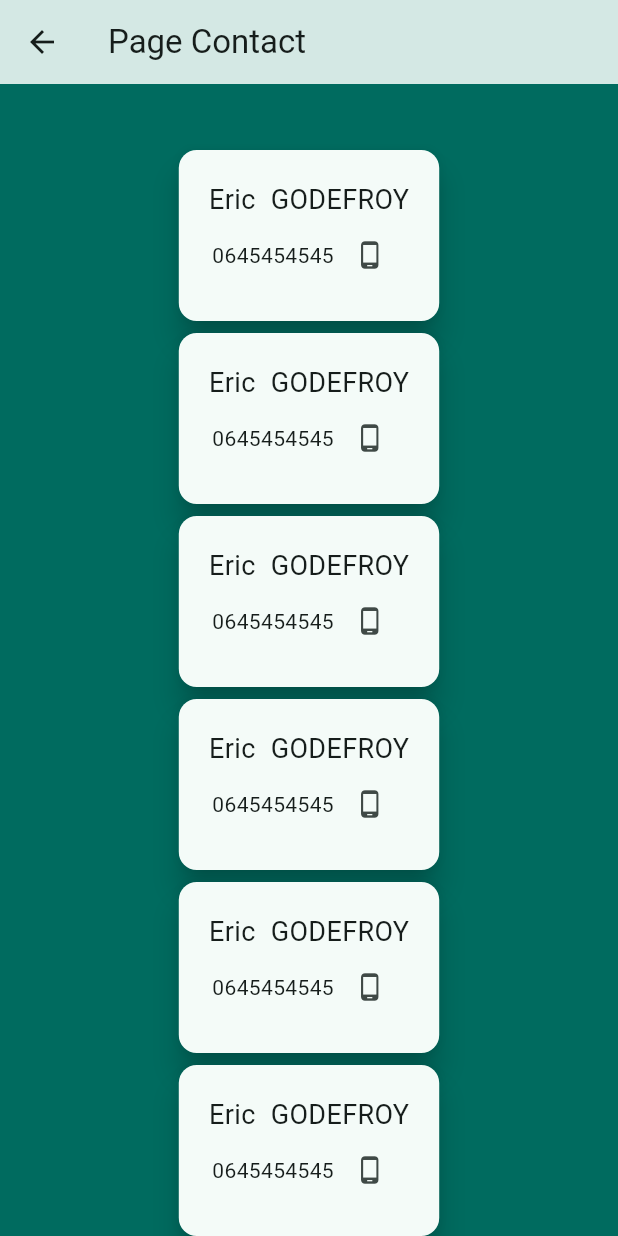
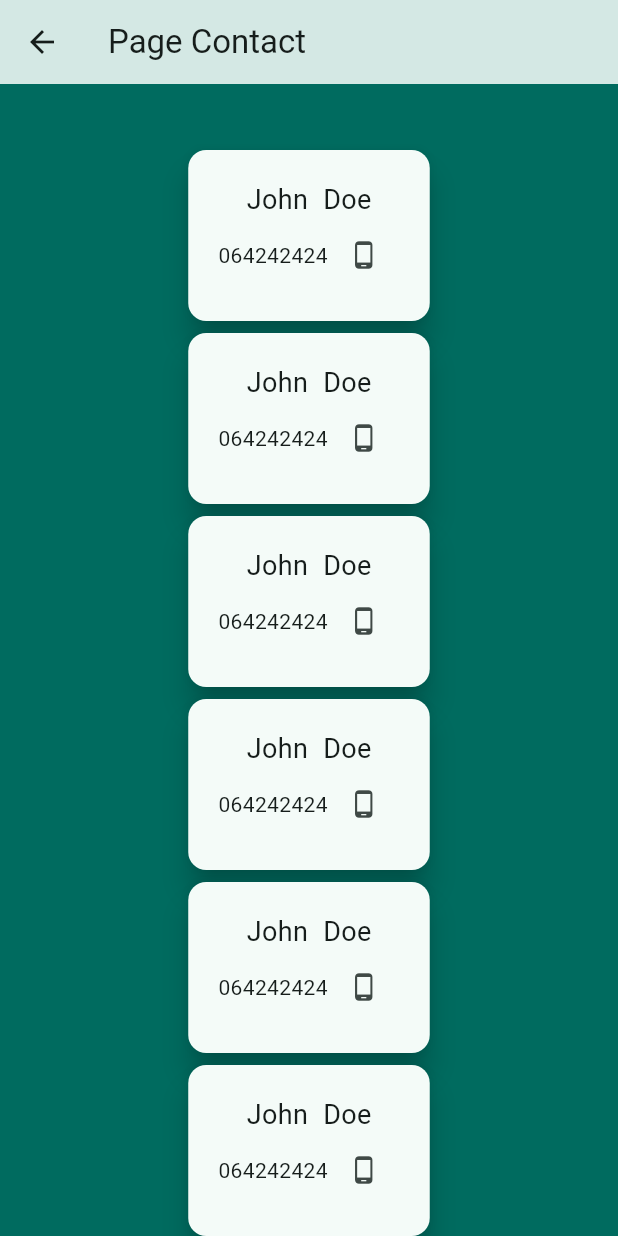
Before and after one commit to Ericgdf/tech_challenge_mpp_eric_gdf, a Flutter app: the screen it shows after launch, after a tap on "Go to contact", on a phone screen of 412 x 824 dp. Run offline on Flutter 3.47's test engine with Material 2 defaults, Android fonts, the phone set to English and light mode, and no system bars.

Commit message:
fix the const issue

```diff
--- a/lib/main.dart
+++ b/lib/main.dart
@@ -37,7 +37,7 @@ class HomePage extends StatelessWidget {
           mainAxisAlignment: MainAxisAlignment.center,
           children: [
             const Text('Welcome to my tech challenge',
-                style: TextStyle(fontSize: 18, fontWeight: FontWeight.w500)),
+                style: TextStyle(fontSize: 18, fontWeight: FontWeight.w500, color: Colors.white)),
             const SizedBox(height: 30),
             ElevatedButton.icon(
               onPressed: () {
@@ -109,22 +109,22 @@ class ContactCard extends StatelessWidget {
           color: theme.colorScheme.surface,
           elevation: 8.0,
           child: Padding(
-              padding: EdgeInsets.all(20.0),
+              padding: const EdgeInsets.all(20.0),
               child: Column(
                 mainAxisSize: MainAxisSize.min,
                 children: [
                   const Row(
                     mainAxisSize: MainAxisSize.min,
                     children: [
-                      Text('Eric', style: TextStyle(fontSize: 18)),
+                      Text('John', style: TextStyle(fontSize: 18)),
                       SizedBox(width: 10),
-                      Text('GODEFROY', style: TextStyle(fontSize: 18)),
+                      Text('Doe', style: TextStyle(fontSize: 18)),
                     ],
                   ),
                   Row(
                     mainAxisSize: MainAxisSize.min,
                     children: [
-                      Text('0645454545', style: TextStyle(fontSize: 14)),
+                      const Text('064242424', style: TextStyle(fontSize: 14)),
                       IconButton(
                         iconSize: 20,
                         icon: const Icon(Icons.phone_android),
```
Also changed, not shown: 1 other file.
